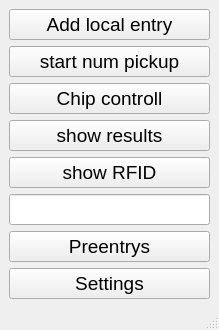
Old version of the form src/views/mainwindow/mainwindow.ui in the repository stivehu/um3.
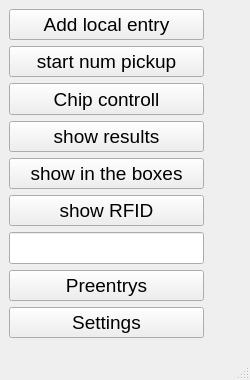
New version of the form.

Patch:
```diff
--- a/src/views/mainwindow/mainwindow.ui
+++ b/src/views/mainwindow/mainwindow.ui
@@ -7,14 +7,23 @@
    <rect>
     <x>0</x>
     <y>0</y>
-    <width>219</width>
-    <height>304</height>
+    <width>250</width>
+    <height>380</height>
    </rect>
   </property>
   <property name="windowTitle">
    <string>User manager</string>
   </property>
   <widget class="QWidget" name="centralwidget">
+   <widget class="QWidget" name="layoutWidget">
+    <property name="geometry">
+     <rect>
+      <x>9</x>
+      <y>9</y>
+      <width>195</width>
+      <height>329</height>
+     </rect>
+    </property>
    <layout class="QVBoxLayout" name="verticalLayout">
     <item>
      <widget class="QPushButton" name="localEntrypushButton">
@@ -94,6 +103,24 @@
       </property>
      </widget>
     </item>
+     <item>
+      <widget class="QPushButton" name="inTheBoxesPushButton">
+       <property name="sizePolicy">
+        <sizepolicy hsizetype="Expanding" vsizetype="Expanding">
+         <horstretch>0</horstretch>
+         <verstretch>0</verstretch>
+        </sizepolicy>
+       </property>
+       <property name="font">
+        <font>
+         <pointsize>14</pointsize>
+        </font>
+       </property>
+       <property name="text">
+        <string>show in the boxes</string>
+       </property>
+      </widget>
+     </item>
     <item>
      <widget class="QPushButton" name="rfidPushButton">
       <property name="sizePolicy">
@@ -170,6 +197,7 @@
      </widget>
     </item>
    </layout>
+   </widget>
   </widget>
   <widget class="QStatusBar" name="statusbar"/>
   <action name="actionExit">
```
Lines whose indentation alone changed are shown as unchanged.
